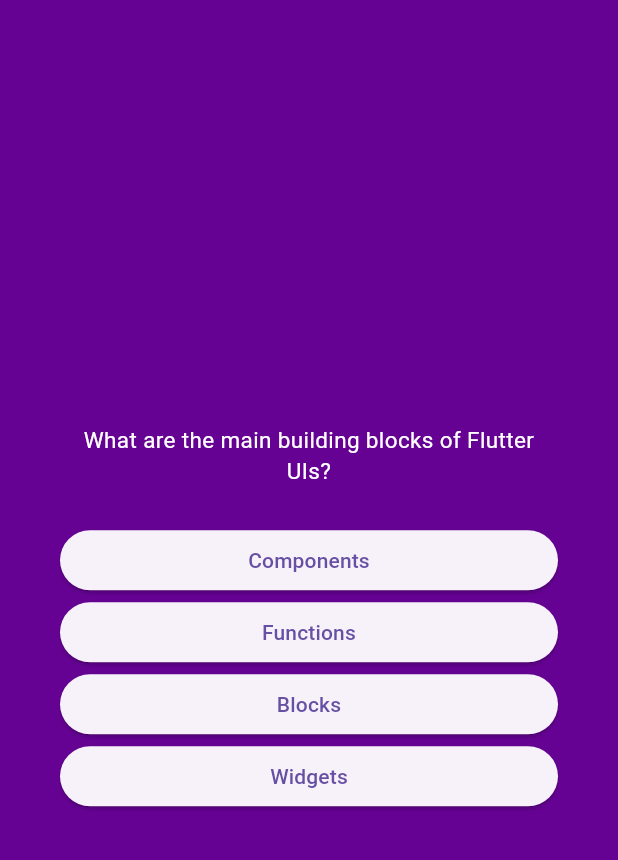
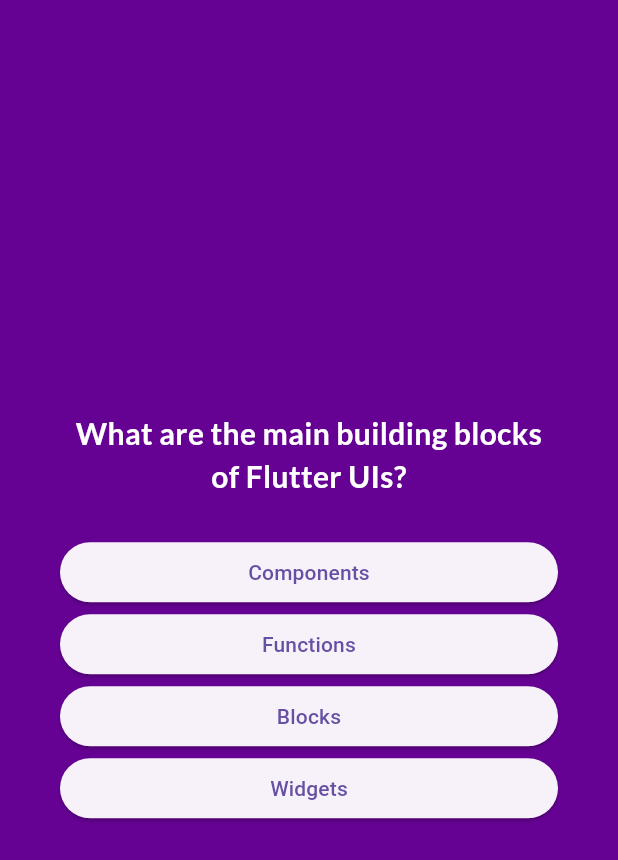
Before and after one commit to FrankCaglianone/FlutterTrivia, a Flutter app: the screen it shows after launch, after a tap on "Start Quiz", on a phone screen of 412 x 824 dp. Shown: the top 860 px of the screen. Run offline on Flutter 3.47's test engine with Material 3 defaults, Android fonts, the phone set to English and light mode, and no system bars; our stand-ins replace google_fonts.

Commit message:
added google fonts in question_screen

```diff
--- a/flutter_trivia/lib/screens/questions_screen.dart
+++ b/flutter_trivia/lib/screens/questions_screen.dart
@@ -2,6 +2,7 @@ import 'package:flutter/material.dart';
 // import 'package:flutter_trivia/models/question.dart';
 import 'package:flutter_trivia/widgets/answer_button.dart';
 import 'package:flutter_trivia/data/questions_list.dart';
+import 'package:google_fonts/google_fonts.dart';
 
 class QuestionsScreen extends StatefulWidget {
   const QuestionsScreen({super.key});
@@ -35,7 +36,11 @@ class _QuestionScreen extends State<QuestionsScreen> {
             // Question
             Text(
               currentQuestion.question,
-              style: const TextStyle(color: Colors.white, fontSize: 15),
+              style: GoogleFonts.lato(
+                color: Colors.white,
+                fontSize: 20,
+                fontWeight: FontWeight.bold
+              ),
               textAlign: TextAlign.center,
             ),
 
```
Also changed, not shown: flutter_trivia/pubspec.lock, 4 other files.
